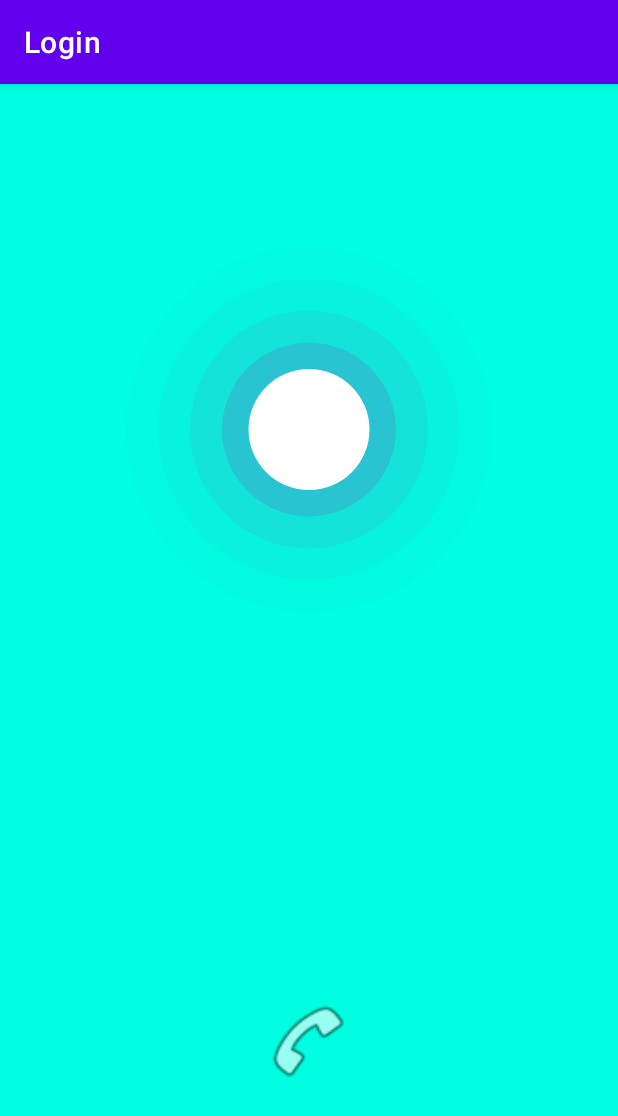
After one commit to anishh747/AndroidStudioProject, an Android app: the ConnectingActivity screen opened directly, with no data from a screen before it, on a phone screen of 412 x 824 dp. The commit adds this screen. Shown: the top 1116 px of the screen. Run offline under Robolectric (Android 15) with nearby library versions, the phone set to English and light mode, and no system bars; our stand-ins replace Firebase (no records; nobody signed in at launch, a user with empty details on screens opened directly).

Commit message:
Implementing Videocall feature

```diff
--- a/app/build.gradle
+++ b/app/build.gradle
@@ -48,4 +48,5 @@ dependencies {
     testImplementation 'junit:junit:4.13.2'
     androidTestImplementation 'androidx.test.ext:junit:1.1.5'
     androidTestImplementation 'androidx.test.espresso:espresso-core:3.5.1'
+    implementation 'com.airbnb.android:lottie:6.0.0'
 }
--- /dev/null
+++ b/app/src/main/java/com/example/login/ConnectingActivity.java
@@ -0,0 +1,134 @@
+package com.example.login;
+import androidx.annotation.NonNull;
+import androidx.appcompat.app.AppCompatActivity;
+
+import android.content.Intent;
+import android.os.Bundle;
+import android.util.Log;
+import com.example.login.databinding.ActivityConnectingBinding;
+import com.google.android.gms.tasks.OnSuccessListener;
+import com.google.firebase.auth.FirebaseAuth;
+import com.google.firebase.auth.FirebaseUser;
+import com.google.firebase.database.DataSnapshot;
+import com.google.firebase.database.DatabaseError;
+import com.google.firebase.database.FirebaseDatabase;
+import com.google.firebase.database.ValueEventListener;
+
+import org.jetbrains.annotations.NotNull;
+
+import java.util.HashMap;
+
+public class ConnectingActivity extends AppCompatActivity {
+
+    ActivityConnectingBinding binding;
+    FirebaseAuth auth;
+    FirebaseDatabase database;
+    boolean isOkay = false;
+
+    @Override
+    protected void onCreate(Bundle savedInstanceState) {
+        super.onCreate(savedInstanceState);
+        binding = ActivityConnectingBinding.inflate(getLayoutInflater());
+        setContentView(binding.getRoot());
+
+        auth = FirebaseAuth.getInstance();
+        database = FirebaseDatabase.getInstance();
+
+        String profile = getIntent().getStringExtra("profile");
+
+        String username = auth.getUid();
+
+        database.getReference().child("users")
+                .orderByChild("status")
+                .equalTo(0).limitToFirst(1)
+                .addListenerForSingleValueEvent(new ValueEventListener() {
+                    @Override
+                    public void onDataChange(@NonNull @NotNull DataSnapshot snapshot) {
+                        if(snapshot.getChildrenCount() > 0) {
+                            isOkay = true;
+                            // Room Available
+                            for(DataSnapshot childSnap : snapshot.getChildren()) {
+                                database.getReference()
+                                        .child("users")
+                                        .child(childSnap.getKey())
+                                        .child("incoming")
+                                        .setValue(username);
+                                database.getReference()
+                                        .child("users")
+                                        .child(childSnap.getKey())
+                                        .child("status")
+                                        .setValue(1);
+                                Intent intent = new Intent(ConnectingActivity.this, CallActivity.class);
+                                String incoming = childSnap.child("incoming").getValue(String.class);
+                                String createdBy = childSnap.child("createdBy").getValue(String.class);
+                                boolean isAvailable = childSnap.child("isAvailable").getValue(Boolean.class);
+                                intent.putExtra("username", username);
+                                intent.putExtra("incoming", incoming);
+                                intent.putExtra("createdBy", createdBy);
+                                intent.putExtra("isAvailable", isAvailable);
+                                startActivity(intent);
+                                finish();
+                            }
+                        } else {
+                            // Not Available
+
+                            HashMap<String, Object> room = new HashMap<>();
+                            room.put("incoming", username);
+                            room.put("createdBy", username);
+                            room.put("isAvailable", true);
+                            room.put("status", 0);
+
+                            database.getReference()
+                                    .child("users")
+                                    .child(username)
+                                    .setValue(room).addOnSuccessListener(new OnSuccessListener<Void>() {
+                                        @Override
+                                        public void onSuccess(Void unused) {
+                                            database.getReference()
+                                                    .child("users")
+                                                    .child(username).addValueEventListener(new ValueEventListener() {
+                                                        @Override
+                                                        public void onDataChange(@NonNull @NotNull DataSnapshot snapshot) {
+                                                            if(snapshot.child("status").exists()) {
+                                                                if(snapshot.child("status").getValue(Integer.class) == 1) {
+
+                                                                    if(isOkay)
+                                                                        return;
+
+                                                                    isOkay = true;
+                                                                    Intent intent = new Intent(ConnectingActivity.this, CallActivity.class);
+                                                                    String incoming = snapshot.child("incoming").getValue(String.class);
+                                                                    String createdBy = snapshot.child("createdBy").getValue(String.class);
+                                                                    boolean isAvailable = snapshot.child("isAvailable").getValue(Boolean.class);
+                                                                    intent.putExtra("username", username);
+                                                                    intent.putExtra("incoming", incoming);
+                                                                    intent.putExtra("createdBy", createdBy);
+                                                                    intent.putExtra("isAvailable", isAvailable);
+                                                                    startActivity(intent);
+                                                                    finish();
+                                                                }
+                                                            }
+                                                        }
+
+                                                        @Override
+                                                        public void onCancelled(@NonNull @NotNull DatabaseError error) {
+
+                                                        }
+                                                    });
+                                        }
+                                    });
+
+                        }
+                    }
+
+                    @Override
+                    public void onCancelled(@NonNull @NotNull DatabaseError error) {
+
+                    }
+                });
+
+
+
+
+    }
+}
--- /dev/null
+++ b/app/src/main/res/drawable/baseline_mic_off_24.xml
@@ -0,0 +1,5 @@
+<vector android:height="24dp" android:tint="#000000"
+    android:viewportHeight="24" android:viewportWidth="24"
+    android:width="24dp" xmlns:android="http://schemas.android.com/apk/res/android">
+    <path android:fillColor="@android:color/white" android:pathData="M19,11h-1.7c0,0.74 -0.16,1.43 -0.43,2.05l1.23,1.23c0.56,-0.98 0.9,-2.09 0.9,-3.28zM14.98,11.17c0,-0.06 0.02,-0.11 0.02,-0.17L15,5c0,-1.66 -1.34,-3 -3,-3S9,3.34 9,5v0.18l5.98,5.99zM4.27,3L3,4.27l6.01,6.01L9.01,11c0,1.66 1.33,3 2.99,3 0.22,0 0.44,-0.03 0.65,-0.08l1.66,1.66c-0.71,0.33 -1.5,0.52 -2.31,0.52 -2.76,0 -5.3,-2.1 -5.3,-5.1L5,11c0,3.41 2.72,6.23 6,6.72L11,21h2v-3.28c0.91,-0.13 1.77,-0.45 2.54,-0.9L19.73,21 21,19.73 4.27,3z"/>
+</vector>
--- /dev/null
+++ b/app/src/main/res/drawable/call.xml
@@ -0,0 +1,5 @@
+<vector android:height="24dp" android:tint="#000000"
+    android:viewportHeight="24" android:viewportWidth="24"
+    android:width="24dp" xmlns:android="http://schemas.android.com/apk/res/android">
+    <path android:fillColor="@android:color/white" android:pathData="M6.62,10.79c1.44,2.83 3.76,5.14 6.59,6.59l2.2,-2.2c0.27,-0.27 0.67,-0.36 1.02,-0.24 1.12,0.37 2.33,0.57 3.57,0.57 0.55,0 1,0.45 1,1V20c0,0.55 -0.45,1 -1,1 -9.39,0 -17,-7.61 -17,-17 0,-0.55 0.45,-1 1,-1h3.5c0.55,0 1,0.45 1,1 0,1.25 0.2,2.45 0.57,3.57 0.11,0.35 0.03,0.74 -0.25,1.02l-2.2,2.2z"/>
+</vector>
--- /dev/null
+++ b/app/src/main/res/drawable/call_end.xml
@@ -0,0 +1,5 @@
+<vector android:height="24dp" android:tint="#E01D1D"
+    android:viewportHeight="24" android:viewportWidth="24"
+    android:width="24dp" xmlns:android="http://schemas.android.com/apk/res/android">
+    <path android:fillColor="@android:color/white" android:pathData="M12,9c-1.6,0 -3.15,0.25 -4.6,0.72v3.1c0,0.39 -0.23,0.74 -0.56,0.9 -0.98,0.49 -1.87,1.12 -2.66,1.85 -0.18,0.18 -0.43,0.28 -0.7,0.28 -0.28,0 -0.53,-0.11 -0.71,-0.29L0.29,13.08c-0.18,-0.17 -0.29,-0.42 -0.29,-0.7 0,-0.28 0.11,-0.53 0.29,-0.71C3.34,8.78 7.46,7 12,7s8.66,1.78 11.71,4.67c0.18,0.18 0.29,0.43 0.29,0.71 0,0.28 -0.11,0.53 -0.29,0.71l-2.48,2.48c-0.18,0.18 -0.43,0.29 -0.71,0.29 -0.27,0 -0.52,-0.11 -0.7,-0.28 -0.79,-0.74 -1.69,-1.36 -2.67,-1.85 -0.33,-0.16 -0.56,-0.5 -0.56,-0.9v-3.1C15.15,9.25 13.6,9 12,9z"/>
+</vector>
--- /dev/null
+++ b/app/src/main/res/drawable/mic_on.xml
@@ -0,0 +1,5 @@
+<vector android:height="24dp" android:tint="#000000"
+    android:viewportHeight="24" android:viewportWidth="24"
+    android:width="24dp" xmlns:android="http://schemas.android.com/apk/res/android">
+    <path android:fillColor="@android:color/white" android:pathData="M12,14c1.66,0 2.99,-1.34 2.99,-3L15,5c0,-1.66 -1.34,-3 -3,-3S9,3.34 9,5v6c0,1.66 1.34,3 3,3zM10.8,4.9c0,-0.66 0.54,-1.2 1.2,-1.2 0.66,0 1.2,0.54 1.2,1.2l-0.01,6.2c0,0.66 -0.53,1.2 -1.19,1.2 -0.66,0 -1.2,-0.54 -1.2,-1.2L10.8,4.9zM17.3,11c0,3 -2.54,5.1 -5.3,5.1S6.7,14 6.7,11L5,11c0,3.41 2.72,6.23 6,6.72L11,21h2v-3.28c3.28,-0.48 6,-3.3 6,-6.72h-1.7z"/>
+</vector>
--- /dev/null
+++ b/app/src/main/res/drawable/video_off.xml
@@ -0,0 +1,5 @@
+<vector android:height="24dp" android:tint="#000000"
+    android:viewportHeight="24" android:viewportWidth="24"
+    android:width="24dp" xmlns:android="http://schemas.android.com/apk/res/android">
+    <path android:fillColor="@android:color/white" android:pathData="M21,6.5l-4,4V7c0,-0.55 -0.45,-1 -1,-1H9.82L21,17.18V6.5zM3.27,2L2,3.27 4.73,6H4c-0.55,0 -1,0.45 -1,1v10c0,0.55 0.45,1 1,1h12c0.21,0 0.39,-0.08 0.54,-0.18L19.73,21 21,19.73 3.27,2z"/>
+</vector>
--- /dev/null
+++ b/app/src/main/res/drawable/video_on.xml
@@ -0,0 +1,5 @@
+<vector android:height="24dp" android:tint="#000000"
+    android:viewportHeight="24" android:viewportWidth="24"
+    android:width="24dp" xmlns:android="http://schemas.android.com/apk/res/android">
+    <path android:fillColor="@android:color/white" android:pathData="M17,10.5V7c0,-0.55 -0.45,-1 -1,-1H4c-0.55,0 -1,0.45 -1,1v10c0,0.55 0.45,1 1,1h12c0.55,0 1,-0.45 1,-1v-3.5l4,4v-11l-4,4z"/>
+</vector>
--- /dev/null
+++ b/app/src/main/res/layout/activity_connecting.xml
@@ -0,0 +1,37 @@
+<?xml version="1.0" encoding="utf-8"?>
+<androidx.constraintlayout.widget.ConstraintLayout xmlns:android="http://schemas.android.com/apk/res/android"
+    xmlns:app="http://schemas.android.com/apk/res-auto"
+    xmlns:tools="http://schemas.android.com/tools"
+    android:layout_width="match_parent"
+    android:layout_height="match_parent"
+    android:background="#00FFE0"
+    tools:context=".ConnectingActivity">
+
+    <com.airbnb.lottie.LottieAnimationView
+        android:id="@+id/lottieAnimationView"
+        android:layout_width="292dp"
+        android:layout_height="262dp"
+        app:layout_constraintBottom_toBottomOf="parent"
+        app:layout_constraintEnd_toEndOf="parent"
+        app:layout_constraintHorizontal_bias="0.498"
+        app:layout_constraintStart_toStartOf="parent"
+        app:layout_constraintTop_toTopOf="parent"
+        app:layout_constraintVertical_bias="0.196"
+        app:lottie_autoPlay="true"
+        app:lottie_loop="true"
+        app:lottie_rawRes="@raw/radar" />
+
+    <ImageView
+        android:id="@+id/imageView"
+        android:layout_width="60dp"
+        android:layout_height="60dp"
+        android:layout_marginBottom="76dp"
+        app:layout_constraintBottom_toBottomOf="parent"
+        app:layout_constraintEnd_toEndOf="parent"
+        app:layout_constraintHorizontal_bias="0.498"
+        app:layout_constraintStart_toStartOf="parent"
+        app:layout_constraintTop_toBottomOf="@+id/lottieAnimationView"
+        app:layout_constraintVertical_bias="0.912"
+        app:srcCompat="@android:drawable/ic_menu_call" />
+
+</androidx.constraintlayout.widget.ConstraintLayout>
```
Also changed, not shown: app/src/main/AndroidManifest.xml (+9 -0 lines), app/src/main/java/com/example/login/CallActivity.java (added, +14 -0 lines), app/src/main/java/com/example/login/ui/home/HomeFragment.java (+23 -2 lines), app/src/main/res/layout/activity_call.xml (added, +43 -0 lines), app/src/main/res/layout/fragment_home.xml (+13 -0 lines), app/src/main/res/raw/radar.json (added, +1 -0 lines), app/src/main/res/34283.jpg (added), 4 other files.
